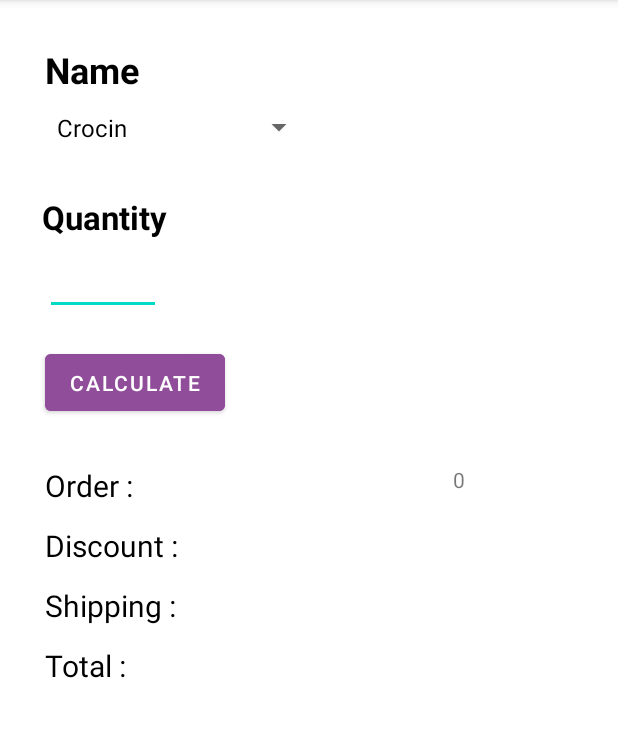
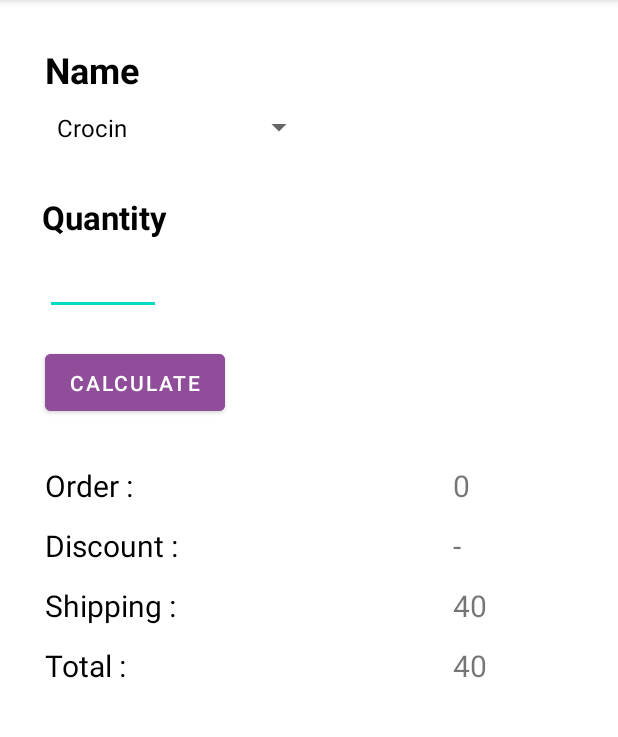
Before and after one commit to MadyaAnsari/Pharmacystore, an Android app: the Totalorder screen opened directly, with no data from a screen before it, after a tap on "CALCULATE", on a phone screen of 412 x 824 dp, the part 84-821 px from its top. Run offline under Robolectric (Android 15) with nearby library versions, the phone set to English and light mode, and no system bars; 1 statement that could not run was skipped.

Commit message:
fifth commit

```diff
--- a/app/src/main/java/com/example/pharmacystore/Totalorder.java
+++ b/app/src/main/java/com/example/pharmacystore/Totalorder.java
@@ -51,12 +51,13 @@ public class Totalorder extends AppCompatActivity {
             }
         });
 
+
         calculatetbtn.setOnClickListener(new View.OnClickListener() {
             @Override
             public void onClick(View v) {
                qty =  q.getText().toString();
                int orderc = 0;
-               String discp;
+               int discp;
                int shippingc = 0;
                int total = 0;
                if(med.equals("Crocin")){
@@ -70,6 +71,25 @@ public class Totalorder extends AppCompatActivity {
                }
 
                ov.setText(Integer.toString(orderc));
+               int temp = 0;
+
+               if(orderc<200){
+                   dv.setText("-");
+                   sv.setText("40");
+                   temp = orderc+40;
+                   tv.setText(Integer.toString(temp));
+               } else if (orderc >= 200 && orderc <500){
+                   dv.setText("10%");
+                   sv.setText("20");
+                   temp = (((orderc*90)/100)+20);
+                   tv.setText(Integer.toString(temp));
+               } else if (orderc>=500){
+                   dv.setText("20%");
+                   sv.setText("-");
+                   temp = ((orderc*80)/100);
+                   tv.setText(Integer.toString(temp));
+               }
+
             }
         });
 
--- a/app/src/main/res/layout/activity_totalorder.xml
+++ b/app/src/main/res/layout/activity_totalorder.xml
@@ -85,15 +85,17 @@
         android:layout_height="30dp"
         android:layout_marginTop="310dp"
         android:layout_marginEnd="50dp"
+        android:textSize="20sp"
         app:layout_constraintEnd_toEndOf="parent"
         app:layout_constraintTop_toTopOf="parent" />
 
     <TextView
         android:id="@+id/discountview"
         android:layout_width="60dp"
-        android:layout_height="30dp"
+        android:layout_height="35dp"
         android:layout_marginTop="350dp"
         android:layout_marginEnd="50dp"
+        android:textSize="20sp"
         app:layout_constraintEnd_toEndOf="parent"
         app:layout_constraintTop_toTopOf="parent" />
 
@@ -103,6 +105,7 @@
         android:layout_height="30dp"
         android:layout_marginTop="390dp"
         android:layout_marginEnd="50dp"
+        android:textSize="20sp"
         app:layout_constraintEnd_toEndOf="parent"
         app:layout_constraintTop_toTopOf="parent" />
 
@@ -112,6 +115,7 @@
         android:layout_height="30dp"
         android:layout_marginTop="430dp"
         android:layout_marginEnd="50dp"
+        android:textSize="20sp"
         app:layout_constraintEnd_toEndOf="parent"
         app:layout_constraintTop_toTopOf="parent" />
 
```
